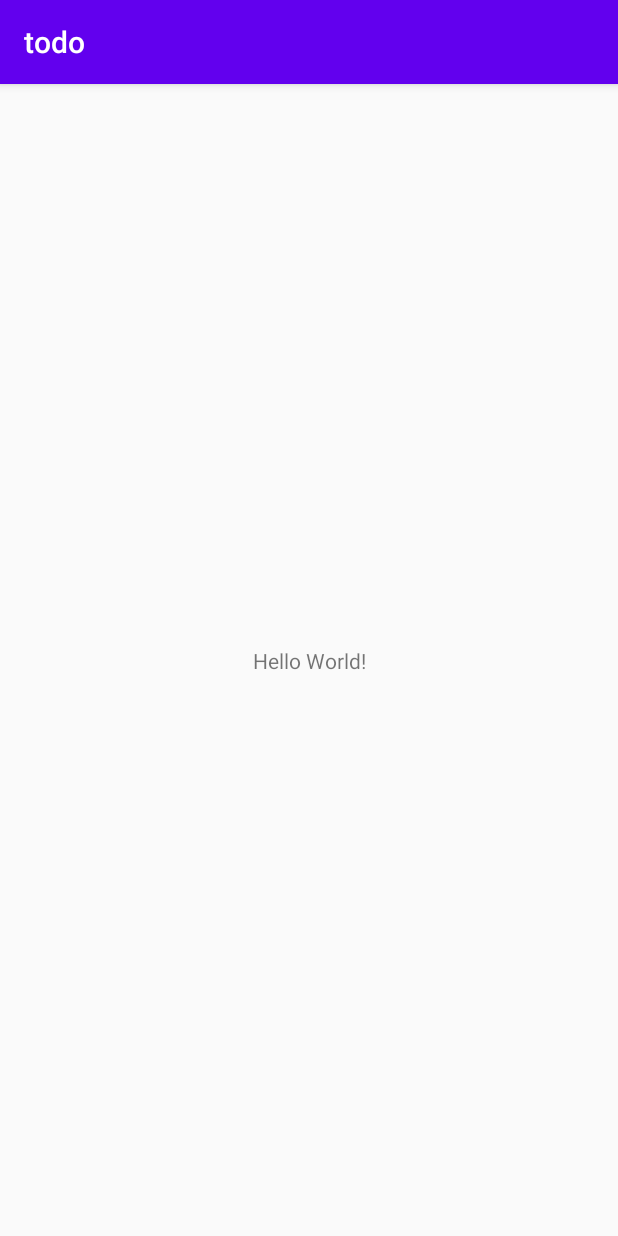
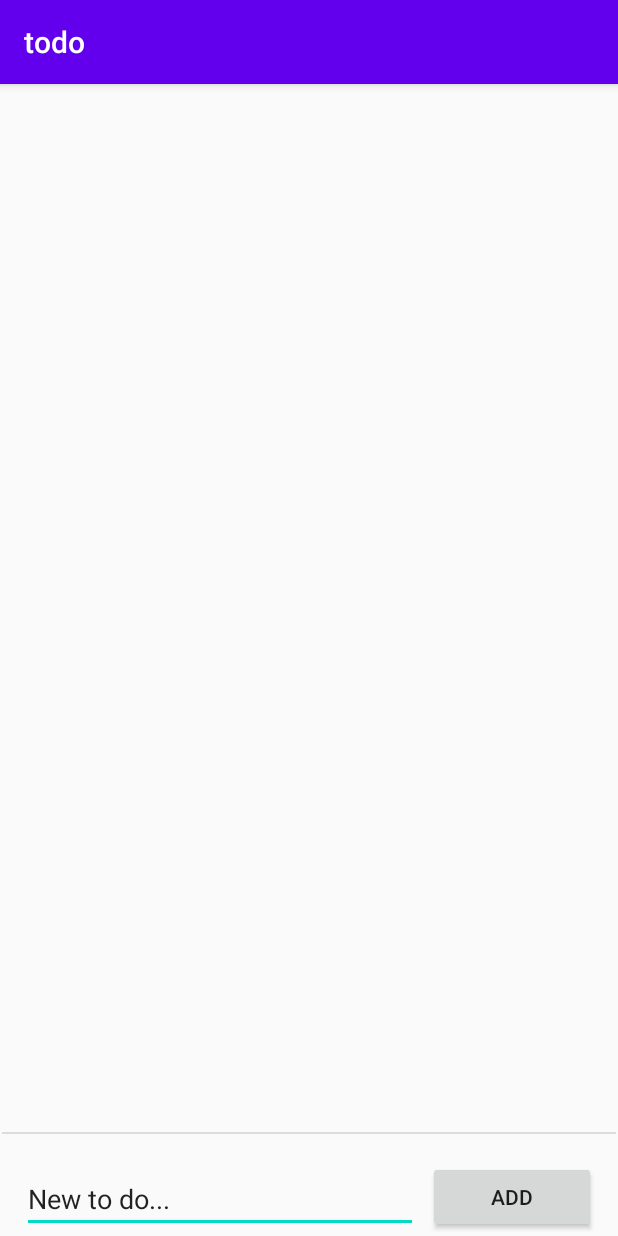
Before and after one commit to jesuspinar/todo, an Android app: the screen it shows after launch (MainActivity), on a phone screen of 412 x 824 dp. Run offline under Robolectric (Android 15) with nearby library versions, the phone set to English and light mode, and no system bars.

Commit message:
Defining Layout and Variables

```diff
--- a/app/src/main/java/com/jesuspinar/todo/MainActivity.java
+++ b/app/src/main/java/com/jesuspinar/todo/MainActivity.java
@@ -2,8 +2,16 @@ package com.jesuspinar.todo;
 
 import android.support.v7.app.AppCompatActivity;
 import android.os.Bundle;
+import android.widget.ArrayAdapter;
+import android.widget.ListView;
+
+import java.util.ArrayList;
 
 public class MainActivity extends AppCompatActivity {
+
+    private ArrayList<String> items;
+    private ArrayAdapter<String> itemsAdapter;
+    private ListView listView;
 
     @Override
     protected void onCreate(Bundle savedInstanceState) {
--- a/app/src/main/res/layout/activity_main.xml
+++ b/app/src/main/res/layout/activity_main.xml
@@ -6,13 +6,60 @@
     android:layout_height="match_parent"
     tools:context=".MainActivity">
 
-    <TextView
-        android:layout_width="wrap_content"
-        android:layout_height="wrap_content"
-        android:text="Hello World!"
+    <EditText
+        android:id="@+id/editTextTextPersonName"
+        android:layout_width="264dp"
+        android:layout_height="42dp"
+        android:layout_marginStart="16dp"
+        android:layout_marginEnd="3dp"
+        android:layout_marginBottom="2dp"
+        android:ems="10"
+        android:inputType="textPersonName"
+        android:text="New to do..."
+        app:layout_constraintBottom_toBottomOf="parent"
+        app:layout_constraintEnd_toStartOf="@+id/button"
+        app:layout_constraintStart_toStartOf="parent" />
+
+    <Button
+        android:id="@+id/button"
+        android:layout_width="112dp"
+        android:layout_height="48dp"
+        android:layout_marginStart="3dp"
+        android:layout_marginEnd="16dp"
+        android:layout_marginBottom="2dp"
+        android:text="ADD"
         app:layout_constraintBottom_toBottomOf="parent"
         app:layout_constraintEnd_toEndOf="parent"
+        app:layout_constraintStart_toEndOf="@+id/editTextTextPersonName" />
+
+    <View
+        android:id="@+id/divider"
+        android:layout_width="409dp"
+        android:layout_height="1dp"
+        android:layout_marginStart="1dp"
+        android:layout_marginEnd="1dp"
+        android:layout_marginBottom="18dp"
+        android:background="?android:attr/listDivider"
+        app:layout_constraintBottom_toTopOf="@+id/button"
+        app:layout_constraintEnd_toEndOf="parent"
+        app:layout_constraintStart_toStartOf="parent" />
+
+    <LinearLayout
+        android:layout_width="409dp"
+        android:layout_height="660dp"
+        android:layout_marginStart="1dp"
+        android:layout_marginTop="1dp"
+        android:layout_marginEnd="1dp"
+        android:layout_marginBottom="1dp"
+        android:orientation="vertical"
+        app:layout_constraintBottom_toTopOf="@+id/divider"
+        app:layout_constraintEnd_toEndOf="parent"
         app:layout_constraintStart_toStartOf="parent"
-        app:layout_constraintTop_toTopOf="parent" />
+        app:layout_constraintTop_toTopOf="parent">
 
+        <ListView
+            android:id="@+id/listView"
+            android:layout_width="match_parent"
+            android:layout_height="match_parent" />
+    </LinearLayout>
 </android.support.constraint.ConstraintLayout>
```
